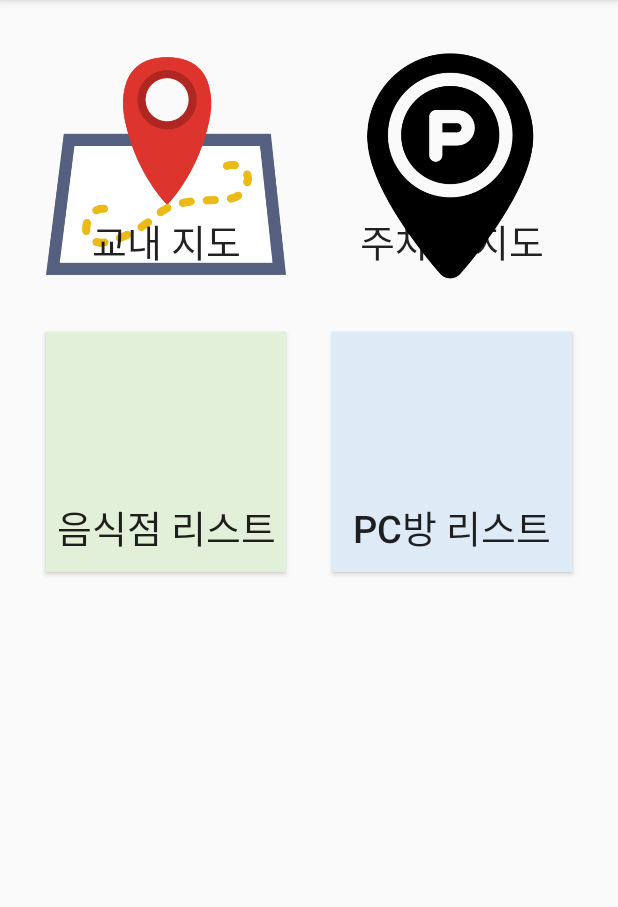
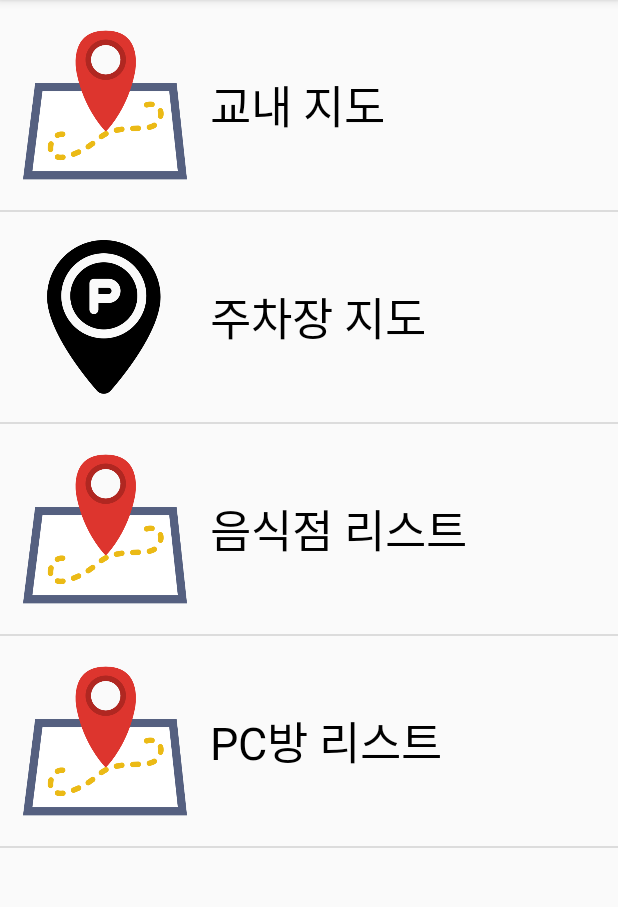
Before and after one commit to whe0107/JejuMap_App, an Android app: the screen it shows after launch (MainActivity), on a phone screen of 412 x 824 dp, the part 84-991 px from its top. Run offline under Robolectric (Android 15) with nearby library versions, the phone set to English and light mode, and no system bars.

Commit message:
메인 리스트화

```diff
--- a/activitymove/app/src/main/java/com/example/activitymove/MainActivity.java
+++ b/activitymove/app/src/main/java/com/example/activitymove/MainActivity.java
@@ -1,56 +1,32 @@
 package com.example.activitymove;
 
-import android.content.Intent;
+import android.annotation.SuppressLint;
+import android.support.v4.content.ContextCompat;
 import android.support.v7.app.AppCompatActivity;
 import android.os.Bundle;
-import android.util.TypedValue;
+import android.widget.ListView;
+import android.content.Intent;
 import android.view.View;
-import android.widget.Button;
-import android.widget.EditText;
 
-public class MainActivity<btn_map> extends AppCompatActivity {
+public class MainActivity extends  AppCompatActivity{
+
 
     @Override
     protected void onCreate(Bundle savedInstanceState) {
         super.onCreate(savedInstanceState);
         setContentView(R.layout.activity_main);
 
-        Button btnMap = (Button) findViewById(R.id.btn_map);
-        Button btnParking = (Button) findViewById(R.id.btn_parking);
-        Button btnFood = (Button) findViewById(R.id.btn_food);
-        Button btnPC = (Button) findViewById(R.id.btn_pc);
+        ListView listview;
+        MainListAdapter adapter;
 
+        adapter = new MainListAdapter();
 
-    }
+        listview = (ListView) findViewById(R.id.listView);
+        listview.setAdapter(adapter);
 
-    public void onClick(View view) {
-        if (view.getId() == R.id.btn_map){
-            Intent intent1 = new Intent(this,SubActivity.class);
-            startActivity(intent1);
-        }
-        else if(view.getId()==R.id.btn_parking) {
-            Intent intent2 = new Intent(this, SubActivity2.class);
-            startActivity(intent2);
-        }
-       else if(view.getId()==R.id.btn_food) {
-            Intent intent3 = new Intent(this, SubActivity3.class);
-            startActivity(intent3);
-       }
-       else if(view.getId() == R.id.btn_pc){
-                Intent intent4 = new Intent(this,SubActivity4.class);
-                startActivity(intent4);
-       }
-        else if(view.getId() == R.id.btn_back){
-            Intent intent_back1 = new Intent(this,SubActivity.class);
-            startActivity(intent_back1);
-            Intent intent_back2 = new Intent(this,SubActivity2.class);
-            startActivity(intent_back2);
-            Intent intent_back3 = new Intent(this,SubActivity3.class);
-            startActivity(intent_back3);
-            Intent intent_back4 = new Intent(this,SubActivity4.class);
-            startActivity(intent_back4);
-
-        }
-
+        adapter.addItem(ContextCompat.getDrawable(this, R.drawable.map_location),"교내 지도");
+        adapter.addItem(ContextCompat.getDrawable(this, R.drawable.parking_location),"주차장 지도");
+        adapter.addItem(ContextCompat.getDrawable(this, R.drawable.map_location),"음식점 리스트");
+        adapter.addItem(ContextCompat.getDrawable(this, R.drawable.map_location),"PC방 리스트");
     }
 }
--- /dev/null
+++ b/activitymove/app/src/main/java/com/example/activitymove/MainListAdapter.java
@@ -0,0 +1,61 @@
+package com.example.activitymove;
+
+import android.content.Context;
+import android.graphics.drawable.Drawable;
+import android.view.LayoutInflater;
+import android.view.View;
+import android.view.ViewGroup;
+import android.widget.BaseAdapter;
+import android.widget.ImageView;
+import android.widget.TextView;
+
+import java.util.ArrayList;
+
+public class MainListAdapter extends BaseAdapter{
+    private ArrayList<MainListviewAct> listviewItem = new ArrayList<MainListviewAct>();
+
+    public MainListAdapter(){
+
+    }
+    @Override
+    public int getCount(){
+        return listviewItem.size();
+    }
+
+    @Override
+    public View getView(int position, View convertView, ViewGroup parent){
+        final int pos = position;
+        final Context context = parent.getContext();
+
+        if (convertView == null) {
+            LayoutInflater inflater = (LayoutInflater) context.getSystemService(Context.LAYOUT_INFLATER_SERVICE);
+            convertView = inflater.inflate(R.layout.mainlist_layout, parent, false);
+        }
+
+        ImageView imgVeiw = (ImageView) convertView.findViewById(R.id.listImg);
+        TextView nVeiw = (TextView) convertView.findViewById(R.id.listText);
+
+        MainListviewAct itemlist = listviewItem.get(position);
+
+        imgVeiw.setImageDrawable(itemlist.getmIcon());
+        nVeiw.setText(itemlist.getmName());
+
+        return convertView;
+    }
+
+    @Override
+    public Object getItem(int position){
+        return listviewItem.get(position);
+    }
+    @Override
+    public long getItemId(int position){
+        return position;
+    }
+
+    public void addItem(Drawable img, String name){
+        MainListviewAct item = new MainListviewAct();
+        item.setIcon(img);
+        item.setName(name);
+        listviewItem.add(item);
+    }
+}
--- /dev/null
+++ b/activitymove/app/src/main/java/com/example/activitymove/MainListviewAct.java
@@ -0,0 +1,23 @@
+package com.example.activitymove;
+
+
+import android.graphics.drawable.Drawable;
+
+public class MainListviewAct{
+    private Drawable mIcon;
+    private String mName;
+
+    public void setIcon(Drawable icon){
+        mIcon = icon;
+    }
+
+    public void setName(String name){
+        mName = name;
+    }
+    public Drawable getmIcon(){
+        return this.mIcon;
+    }
+    public String getmName(){
+        return this.mName;
+    }
+}
--- a/activitymove/app/src/main/res/layout/activity_main.xml
+++ b/activitymove/app/src/main/res/layout/activity_main.xml
@@ -1,65 +1,13 @@
-
-<LinearLayout
-
-    xmlns:android = "http://schemas.android.com/apk/res/android"
+<?xml version="1.0" encoding="utf-8"?>
+<RelativeLayout xmlns:android="http://schemas.android.com/apk/res/android"
+    xmlns:tools="http://schemas.android.com/tools"
     android:layout_width="match_parent"
     android:layout_height="match_parent"
-    android:orientation="vertical">
+    tools:context=".MainActivity">
 
-    <LinearLayout
-        android:layout_width="wrap_content"
-        android:layout_height="wrap_content"
-        android:orientation="horizontal"
-        android:layout_gravity = "center"
-        android:layout_marginTop="15dp">
+    <ListView
+        android:id="@+id/listView"
+        android:layout_width="match_parent"
+        android:layout_height="match_parent" />
 
-        <Button
-            android:id="@+id/btn_map"
-            android:layout_width="160dp"
-            android:layout_height="160dp"
-            android:layout_margin="15dp"
-            android:paddingTop="100dp"
-            android:background="@drawable/map_location"
-            android:onClick="onClick"
-            android:text="교내 지도"
-            android:textSize="25dp" />
-
-        <Button
-            android:id="@+id/btn_parking"
-            android:layout_width="160dp"
-            android:layout_height="160dp"
-            android:layout_margin="15dp"
-            android:background="@drawable/parking_location"
-            android:onClick="onClick"
-            android:paddingTop="100dp"
-            android:text="주차장 지도"
-            android:textSize="25dp" />
-    </LinearLayout>
-    <LinearLayout
-        android:layout_width="wrap_content"
-        android:layout_height="wrap_content"
-        android:orientation="horizontal"
-        android:layout_gravity = "center">
-        <Button
-            android:id="@+id/btn_food"
-            android:layout_width="160dp"
-            android:layout_height="160dp"
-            android:layout_margin="15dp"
-            android:paddingTop="100dp"
-            android:onClick="onClick"
-            android:background="#E2F0D9"
-            android:textSize="25dp"
-            android:text="음식점 리스트"/>
-
-        <Button
-            android:id="@+id/btn_pc"
-            android:layout_width="160dp"
-            android:layout_height="160dp"
-            android:layout_margin="15dp"
-            android:paddingTop="100dp"
-            android:onClick="onClick"
-            android:background="#DEEBF7"
-            android:textSize="25dp"
-            android:text="PC방 리스트" />
-    </LinearLayout>
-</LinearLayout>
+</RelativeLayout>
--- /dev/null
+++ b/activitymove/app/src/main/res/layout/mainlist_layout.xml
@@ -0,0 +1,20 @@
+<LinearLayout
+    xmlns:android="http://schemas.android.com/apk/res/android"
+    android:layout_width="match_parent"
+    android:layout_height="wrap_content"
+    android:orientation="horizontal">
+
+    <ImageView
+        android:layout_width="140dp"
+        android:layout_height="140dp"
+        android:padding="15dp"
+        android:id="@+id/listImg"/>
+
+    <TextView
+        android:layout_width="match_parent"
+        android:layout_height="wrap_content"
+        android:layout_gravity="center_vertical"
+        android:textColor="#000000"
+        android:id="@+id/listText"
+        android:textSize="30sp" />
+</LinearLayout>
```
